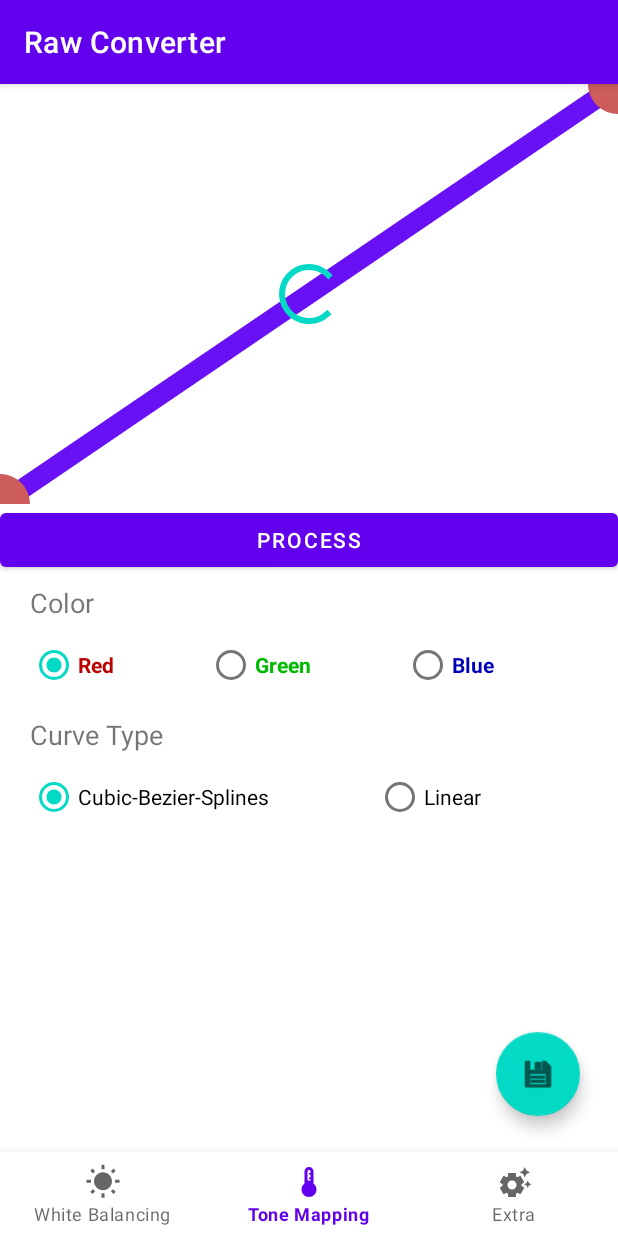
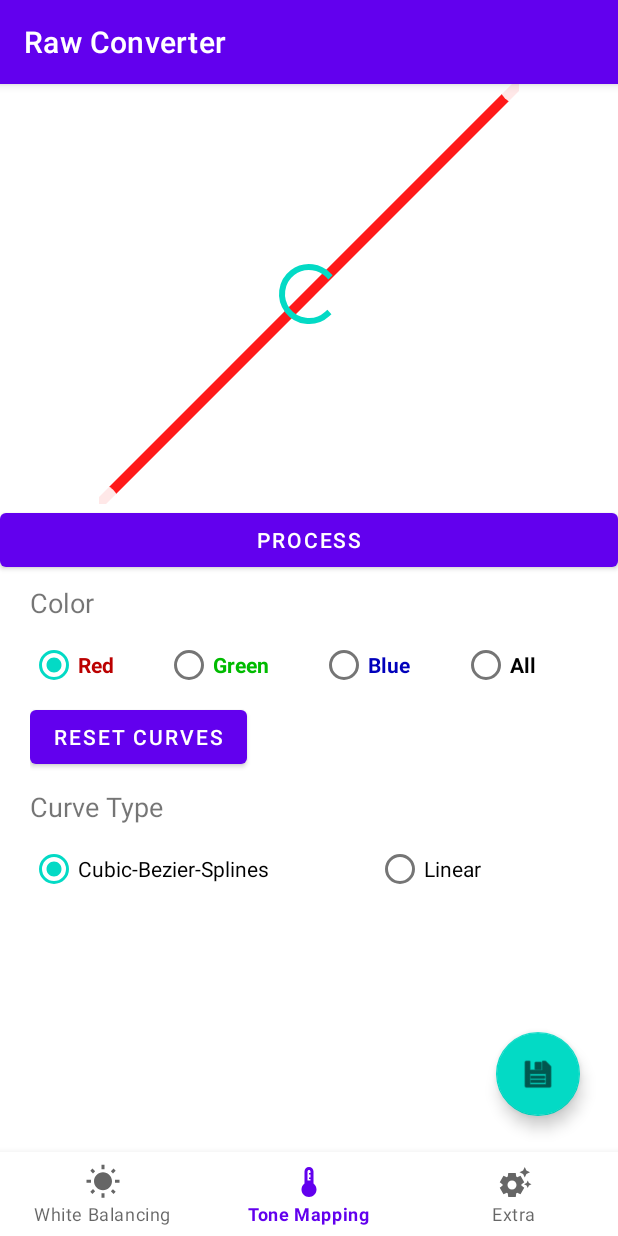
Before and after one commit to blackblur/raw-converter, an Android app: the EditActivity screen opened directly, with no data from a screen before it, item 2 of the bottom bar chosen, on a phone screen of 412 x 824 dp. Run offline under Robolectric (Android 15) with nearby library versions, the phone set to English and light mode, and no system bars; 2 statements that could not run were skipped.

Commit message:
add reset Button

```diff
--- a/app/src/main/java/com/example/rawconverter/EditActivity.java
+++ b/app/src/main/java/com/example/rawconverter/EditActivity.java
@@ -47,6 +47,7 @@ public class EditActivity extends AppCompatActivity {
     SeekBar brightnessSeek, gammaSeek;
     ToneCurveView toneCurveView;
     NavigationBarView bottomNavigation;
+    Button resetButton;
 
     @SuppressLint("ClickableViewAccessibility")
     @Override
@@ -73,7 +74,9 @@ public class EditActivity extends AppCompatActivity {
         brightnessSeek = findViewById(R.id.brightness_seekbar);
         gammaSeek = findViewById(R.id.gamma_seekbar);
         toneCurveView = findViewById(R.id.tone_curve);
+        toneCurveView.setVisibility(View.INVISIBLE);
         bottomNavigation = findViewById(R.id.bottom_navigation);
+        resetButton = findViewById(R.id.reset_btn);
 
         // Hide options
         whiteBalancingGroup.setVisibility(View.VISIBLE);
@@ -125,6 +128,18 @@ public class EditActivity extends AppCompatActivity {
             }
         });
 
+        resetButton.setOnClickListener(new View.OnClickListener() {
+            @Override
+            public void onClick(View view) {
+                toneCurveView.resetColorCurves(toneSelection);
+                libraw.applyToneCurve(toneCurveView.maxBoundary_x, toneCurveView.maxBoundary_y,
+                        toneCurveView.firstCPArr[toneSelection], toneCurveView.secondCPArr[toneSelection],
+                        toneCurveView.knotsList.get(toneSelection), toneSelection);
+                processRaw(true);
+
+            }
+        });
+
         // Wire radio groups
         whiteBalancingRadioGroup.setOnCheckedChangeListener(new RadioGroup.OnCheckedChangeListener() {
             @Override
@@ -155,6 +170,7 @@ public class EditActivity extends AppCompatActivity {
                 } else if (findViewById(i) == findViewById(R.id.radio_tone_blue)) {
                     toneSelection = 2;
                 }
+                toneCurveView.changeColor(toneSelection);
             }
         });
         curveRadioGroup.setOnCheckedChangeListener(new RadioGroup.OnCheckedChangeListener() {
@@ -174,16 +190,19 @@ public class EditActivity extends AppCompatActivity {
                     whiteBalancingGroup.setVisibility(View.VISIBLE);
                     toneMappingGroup.setVisibility(View.GONE);
                     extraGroup.setVisibility(View.GONE);
+                    toneCurveView.setVisibility(View.INVISIBLE);
                     return true;
                 } else if (item.getItemId() == R.id.menu_tone_mapping) {
                     whiteBalancingGroup.setVisibility(View.GONE);
                     toneMappingGroup.setVisibility(View.VISIBLE);
                     extraGroup.setVisibility(View.GONE);
+                    toneCurveView.setVisibility(View.VISIBLE);
                     return true;
                 } else if (item.getItemId() == R.id.menu_extra) {
                     whiteBalancingGroup.setVisibility(View.GONE);
                     toneMappingGroup.setVisibility(View.GONE);
                     extraGroup.setVisibility(View.VISIBLE);
+                    toneCurveView.setVisibility(View.INVISIBLE);
                     return true;
                 }
                 return false;
@@ -237,8 +256,8 @@ public class EditActivity extends AppCompatActivity {
                 if (motionEvent.getAction() == MotionEvent.ACTION_UP) {
                     // TODO: Check indices
                     libraw.applyToneCurve(toneCurveView.maxBoundary_x, toneCurveView.maxBoundary_y,
-                            toneCurveView.firstCPArr[2], toneCurveView.secondCPArr[2],
-                            toneCurveView.knotsList.get(2), toneSelection);
+                            toneCurveView.firstCPArr[toneSelection], toneCurveView.secondCPArr[toneSelection],
+                            toneCurveView.knotsList.get(toneSelection), toneSelection);
                     processRaw(true);
                 }
                 return false;
--- a/app/src/main/java/com/example/rawconverter/LibRaw.java
+++ b/app/src/main/java/com/example/rawconverter/LibRaw.java
@@ -102,9 +102,9 @@ public class LibRaw implements AutoCloseable {
             float factorY = 65536 / maxBoundaryY;
 
             x[0] = Math.max(Math.min((int) (knots.get(0).x * factorX), 65535), 0);
-            y[0] = Math.max(Math.min((int) (knots.get(0).y * factorX), 65535), 0);
+            y[0] = Math.max(Math.min((int) (knots.get(0).y * factorY), 65535), 0);
             x[1] = Math.max(Math.min((int) (knots.get(1).x * factorX), 65535), 0);
-            y[1] = Math.max(Math.min((int) (knots.get(1).y * factorX), 65535), 0);
+            y[1] = Math.max(Math.min((int) (knots.get(1).y * factorY), 65535), 0);
 
             applyToneCurve(x, y, rgb);
         }
--- a/app/src/main/java/com/example/rawconverter/ToneCurveView.java
+++ b/app/src/main/java/com/example/rawconverter/ToneCurveView.java
@@ -17,6 +17,7 @@ import java.util.List;
 public class ToneCurveView extends View {
 
     Paint paint_grid = new Paint();
+    Paint paint_grid_inner = new Paint();
     Paint paint_circle = new Paint();
     Paint paint_curve = new Paint();
 
@@ -25,7 +26,7 @@ public class ToneCurveView extends View {
     List<Point> knots_b = new ArrayList<>();
     List<List<Point>> knotsList = new ArrayList<>();
 
-    int obj_radius = 30;
+    int obj_radius = 20;
 
     int current_circle = -1;
     float current_distance = 99;
@@ -44,8 +45,9 @@ public class ToneCurveView extends View {
     Point[][] firstCPArr = {firstCP, firstCP_g, firstCP_b};
     Point[][] secondCPArr = {secondCP, secondCP_g, secondCP_b};
 
-    int currentRGB = 2;
+    int currentRGB = 0;
 
+    String[] rgbColors = {"#FF0000", "#00FF00", "#0000FF"};
 
     float maxBoundary_x;
     float maxBoundary_y;
@@ -68,15 +70,23 @@ public class ToneCurveView extends View {
 
     private void init() {
         paint_grid.setColor(Color.parseColor("#FFFFFF"));
-        paint_grid.setStrokeWidth(5);
+        paint_grid.setStrokeWidth(4);
+        paint_grid.setAlpha(200);
 
-        paint_circle.setColor(Color.parseColor("#CD5C5C"));
+        paint_grid_inner.setColor(Color.parseColor("#FFFFFF"));
+        paint_grid_inner.setAlpha(180);
+        paint_grid_inner.setStrokeWidth(2);
 
-        paint_curve.setColor(Color.parseColor("#6811f5"));
-        paint_curve.setStrokeWidth(20);
+        paint_circle.setColor(Color.parseColor("#FFFFFF"));
+        paint_circle.setAlpha(230);
+
+        paint_curve.setColor(Color.parseColor("#FF0000"));
+        paint_curve.setStrokeWidth(10);
         paint_curve.setStyle(Paint.Style.FILL);
         paint_curve.setPathEffect(null);
         paint_curve.setStyle(Paint.Style.STROKE);
+        paint_curve.setAlpha(230);
+
         knotsList.add(knots_r);
         knotsList.add(knots_g);
         knotsList.add(knots_b);
@@ -84,9 +94,17 @@ public class ToneCurveView extends View {
 
     private void drawGrid(Canvas canvas) {
         canvas.drawLine(0, 0, this.getMeasuredWidth(), 0, paint_grid);  // Upper line
-        canvas.drawLine(0, 0, 0, this.getMeasuredHeight(), paint_grid);  // Left line
+        canvas.drawLine(0, maxBoundary_y/4, this.getMeasuredWidth(), maxBoundary_y/4, paint_grid_inner);  // Upper line
+        canvas.drawLine(0, 2 * maxBoundary_y/4, this.getMeasuredWidth(), 2 * maxBoundary_y/4, paint_grid_inner);
+        canvas.drawLine(0, 3 * maxBoundary_y/4, this.getMeasuredWidth(), 3 * maxBoundary_y/4, paint_grid_inner);
+        canvas.drawLine(0, this.getMeasuredHeight(), this.getMeasuredWidth(), this.getMeasuredHeight(), paint_grid);  // Bottom Line
+
+        canvas.drawLine(0, 0, 0, this.getMeasuredHeight(), paint_grid);  // Left line\
+        canvas.drawLine(maxBoundary_x / 4, 0, maxBoundary_x / 4, this.getMeasuredHeight(), paint_grid_inner);  // Left line
+        canvas.drawLine( 2 * maxBoundary_x / 4, 0, 2 * maxBoundary_x / 4, this.getMeasuredHeight(), paint_grid_inner);  // Left line
+        canvas.drawLine( 3 * maxBoundary_x / 4, 0, 3 * maxBoundary_x / 4, this.getMeasuredHeight(), paint_grid_inner);  // Left line
         canvas.drawLine(this.getMeasuredWidth(), 0, this.getMeasuredWidth(), this.getMeasuredHeight(), paint_grid);  // Right Line
-        canvas.drawLine(0, this.getMeasuredHeight(), this.getMeasuredWidth(), this.getMeasuredHeight(), paint_grid);  // Bottom Line
+
         canvas.drawLine(0, 0, this.getMeasuredWidth(), this.getMeasuredHeight(), paint_grid);  // Diagonal Line
     }
 
@@ -138,7 +156,7 @@ public class ToneCurveView extends View {
             case MotionEvent.ACTION_DOWN:
                 for (int i = 0; i < knotsList.get(currentRGB).size(); i++) {
                     float distance = knotsList.get(currentRGB).get(i).distanceToPoint(x, y);
-                    if (distance < (float) (obj_radius * 3)) {
+                    if (distance < (float) (obj_radius * 4)) {
                         if (distance < current_distance) {
                             current_distance = distance;
                             current_circle = i;
@@ -192,9 +210,29 @@ public class ToneCurveView extends View {
         maxBoundary_y = this.getMeasuredHeight();
 
         // Add first point and second point
-        knotsList.get(currentRGB).add(new Point(0.f, 0.f));
-        knotsList.get(currentRGB).add(new Point((float) this.getMeasuredWidth(), (float) this.getMeasuredHeight()));
+        for (int i=0; i < 3; i++) {
+            knotsList.get(i).add(new Point(0.f, 0.f));
+            knotsList.get(i).add(new Point((float) this.getMeasuredWidth(), (float) this.getMeasuredHeight()));
+        }
 
     }
 
+    public void changeColor(int toneSelection) {
+        currentRGB = toneSelection;
+        paint_curve.setColor(Color.parseColor(rgbColors[currentRGB]));
+        invalidate();
+    }
+
+    public void resetColorCurves(int toneSelection) {
+        firstCPArr[toneSelection] = null;
+        secondCPArr[toneSelection] = null;
+
+        knotsList.get(toneSelection).clear();
+        knotsList.get(toneSelection).add(new Point(0.f, 0.f));
+        knotsList.get(toneSelection).add(new Point((float) this.getMeasuredWidth(), (float) this.getMeasuredHeight()));
+
+
+        invalidate();
+    }
+
 }
--- a/app/src/main/res/layout/activity_edit.xml
+++ b/app/src/main/res/layout/activity_edit.xml
@@ -27,7 +27,7 @@
 
         <com.example.rawconverter.ToneCurveView
             android:id="@+id/tone_curve"
-            android:layout_width="match_parent"
+            android:layout_width="280dp"
             android:layout_height="280dp"
             app:layout_constraintEnd_toEndOf="@+id/imageView"
             app:layout_constraintStart_toStartOf="@+id/imageView"
@@ -207,7 +207,21 @@
                     android:text="Blue"
                     android:textColor="#0000bb"
                     android:textStyle="bold" />
+
+                <RadioButton
+                    android:id="@+id/radio_all"
+                    android:layout_width="wrap_content"
+                    android:layout_height="wrap_content"
+                    android:layout_weight="1"
+                    android:text="All"
+                    android:textStyle="bold" />
             </RadioGroup>
+
+            <Button
+                android:id="@+id/reset_btn"
+                android:layout_width="wrap_content"
+                android:layout_height="wrap_content"
+                android:text="Reset Curves" />
 
             <TextView
                 android:id="@+id/text_curve"
@@ -240,6 +254,7 @@
                     android:layout_weight="1"
                     android:text="Linear" />
             </RadioGroup>
+
         </LinearLayout>
 
         <LinearLayout
@@ -303,6 +318,7 @@
         android:layout_height="wrap_content"
         app:layout_constraintBottom_toBottomOf="parent"
         app:layout_constraintEnd_toEndOf="parent"
+        app:layout_constraintHorizontal_bias="0.0"
         app:layout_constraintStart_toStartOf="parent"
         app:menu="@menu/bottom_navigation_menu" />
 
```
